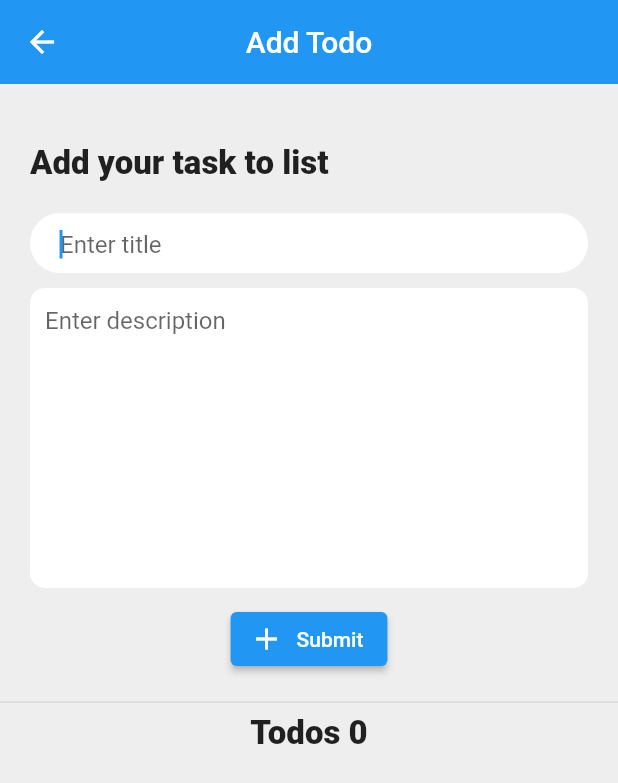
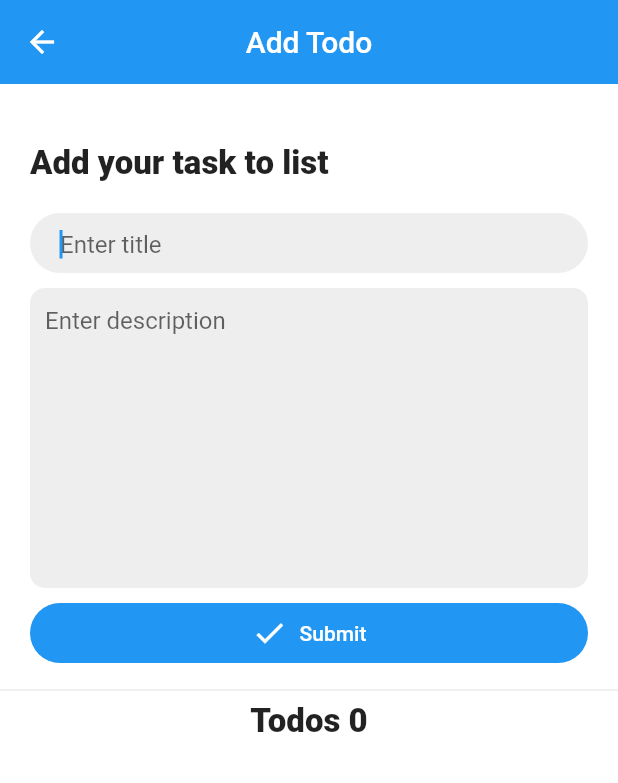
Before and after one commit to tomorrowbyte/flutter-getx-hive, a Flutter app: the TodosScreen screen opened directly, on a phone screen of 412 x 824 dp. Shown: the top 783 px of the screen. Run offline on Flutter 3.47's test engine with Material 2 defaults, Android fonts, the light colour scheme and no system bars; our stand-ins replace get, hive, hive_flutter; accounts and stored records are empty.

```diff
--- a/lib/views/todos_list_screen.dart
+++ b/lib/views/todos_list_screen.dart
@@ -22,7 +22,7 @@ class TodosScreen extends StatelessWidget {
   @override
   Widget build(BuildContext context) {
     return Scaffold(
-      backgroundColor: Colors.grey[200],
+      backgroundColor: Colors.white,
       appBar: AppBar(
         title: Text("Add Todo"),
         centerTitle: true,
@@ -54,7 +54,7 @@ class TodosScreen extends StatelessWidget {
                   margin: const EdgeInsets.symmetric(vertical: 10),
                   padding: const EdgeInsets.symmetric(horizontal: 20),
                   decoration: BoxDecoration(
-                    color: Colors.white,
+                    color: Colors.grey[200],
                     borderRadius: BorderRadius.circular(25),
                   ),
                   child: TextFormField(
@@ -73,11 +73,7 @@ class TodosScreen extends StatelessWidget {
                   height: 200,
                   padding: const EdgeInsets.symmetric(horizontal: 10),
                   decoration: BoxDecoration(
-                    color: Colors.white,
-                    // border: Border.all(
-                    //   width: 1,
-                    //   color: Colors.grey,
-                    // ),
+                    color: Colors.grey[200],
                     borderRadius: BorderRadius.circular(10),
                   ),
                   child: TextFormField(
@@ -94,10 +90,34 @@ class TodosScreen extends StatelessWidget {
             ),
           ),
           SizedBox(height: 10),
-          ElevatedButton.icon(
+          Container(
+            margin: const EdgeInsets.symmetric(horizontal: 20),
+            child: Row(
+              children: [
+                Expanded(
+                  child: Container(
+                    height: 40,
+                    decoration: BoxDecoration(
+                      borderRadius: BorderRadius.circular(25),
+                      color: Theme.of(context).primaryColor,
+                    ),
+                    child: TextButton.icon(
                       onPressed: addTodo,
-            icon: Icon(Icons.add),
-            label: Text("Submit"),
+                      icon: Icon(
+                        Icons.done,
+                        color: Colors.white,
+                      ),
+                      label: Text(
+                        "Submit",
+                        style: TextStyle(
+                          color: Colors.white,
+                        ),
+                      ),
+                    ),
+                  ),
+                ),
+              ],
+            ),
           ),
           SizedBox(height: 10),
           Divider(),
@@ -114,7 +134,9 @@ class TodosScreen extends StatelessWidget {
             child: GetX<TodoController>(
               init: TodoController(),
               builder: (controller) {
-                return ListView.builder(
+                return Container(
+                  margin: const EdgeInsets.symmetric(horizontal: 10),
+                  child: ListView.builder(
                     itemCount: controller.todos.length,
                     itemBuilder: (context, index) {
                       return Dismissible(
@@ -125,16 +147,15 @@ class TodosScreen extends StatelessWidget {
                           // }
                         },
                         key: UniqueKey(),
+                        child: Card(
                           child: ListTile(
                             onTap: () {
                               controller.toggleTodo(index);
                             },
                             leading: Icon(
-                          controller.todos[index].isDone
-                              ? Icons.done
-                              : Icons.cancel,
+                              Icons.done_all,
                               color: controller.todos[index].isDone
-                              ? Colors.blue
+                                  ? Colors.green
                                   : Colors.grey,
                               size: 42,
                             ),
@@ -148,8 +169,10 @@ class TodosScreen extends StatelessWidget {
                               controller.todos[index].cdt.substring(0, 10),
                             ),
                           ),
+                        ),
                       );
                     },
+                  ),
                 );
               },
             ),
```
Also changed, not shown: lib/main.dart (+10 -11 lines). Lines whose indentation alone changed are shown as unchanged.
